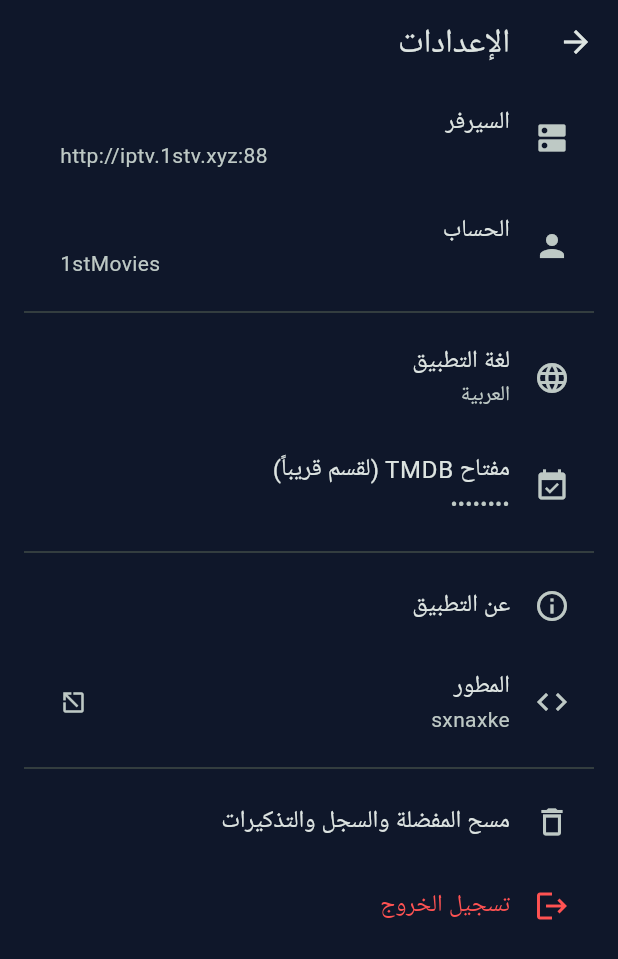
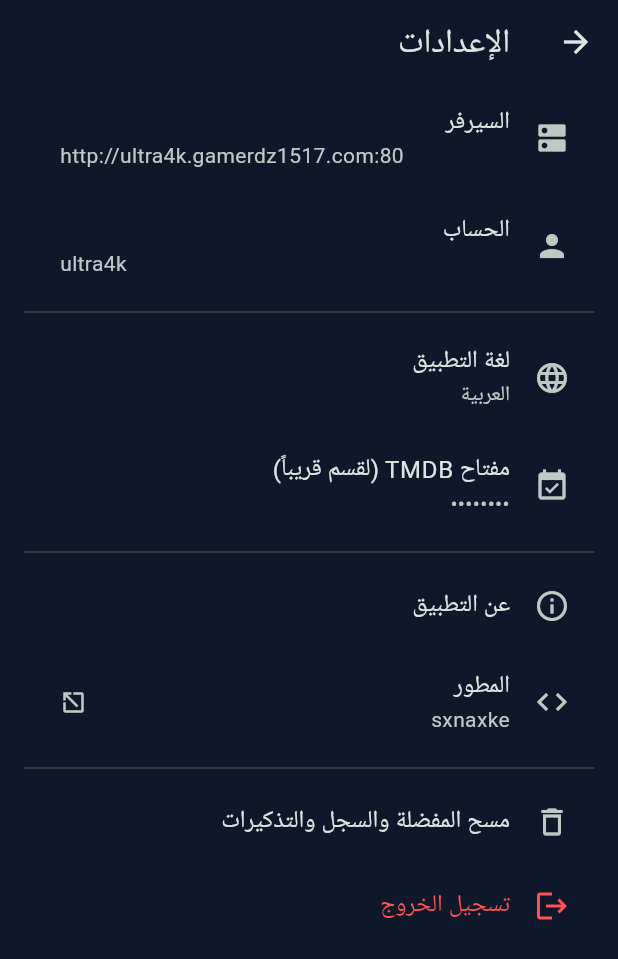
Before and after one commit to mouhamedania86-creator/Movieflix, a Flutter app: the screen it shows after launch, item 2 of the bottom bar chosen, after a tap on the "settings" icon, on a phone screen of 412 x 824 dp. Shown: the top 959 px of the screen. Run offline on Flutter 3.47's test engine with Material 3 defaults, Android fonts, the phone set to English and light mode, and no system bars; our stand-ins replace cached_network_image, device_info_plus, flutter_local_notifications, shared_preferences, timezone; missing offline and left inert: media_kit, media_kit_video; network calls fail.

Commit message:
Update api.dart

```diff
--- a/lib/api.dart
+++ b/lib/api.dart
@@ -6,8 +6,6 @@ import 'package:http/io_client.dart';
 import 'package:shared_preferences/shared_preferences.dart';
 import 'disk_cache.dart';
 
-/// عميل Xtream API. بيانات الدخول يدخلها المستخدم ويتم حفظها محلياً.
-/// الردود تتخزن على القرص، وإذا ما فماش إنترنت يعرض آخر نسخة محفوظة.
 class XtreamAPI {
   XtreamAPI._();
   static final XtreamAPI instance = XtreamAPI._();
@@ -29,12 +27,31 @@ class XtreamAPI {
     username = p.getString('username') ?? '';
     password = p.getString('password') ?? '';
 
-    // 👈 تثبيت بيانات السيرفر الجديد تلقائياً
-    if (server.isEmpty || !server.contains('1stv.xyz')) {
-      server = 'http://iptv.1stv.xyz:88';
-      username = '1stMovies';
-      password = 'iew0uq1JKmaYI';
+    // 👈 رابط ملف الإعدادات على GitHub
+    const String configUrl = 'https://raw.githubusercontent.com/mouhamedania86-creator/Update/main/server.json';
 
+    try {
+      final res = await http.get(Uri.parse(configUrl)).timeout(const Duration(seconds: 5));
+      if (res.statusCode == 200) {
+        final data = json.decode(res.body);
+        server = data['server'] ?? server;
+        username = data['username'] ?? username;
+        password = data['password'] ?? password;
+
+        await p.setString('server', server);
+        await p.setString('username', username);
+        await p.setString('password', password);
+        return;
+      }
+    } catch (_) {
+      // إذا فشل الاتصال، نستخدم المحفوظ
+    }
+
+    // إذا كانت الذاكرة فارغة، نضع Ultra4K كافتراضي
+    if (server.isEmpty) {
+      server = 'http://ultra4k.gamerdz1517.com:80';
+      username = 'ultra4k';
+      password = 'gamerdz1517';
       await p.setString('server', server);
       await p.setString('username', username);
       await p.setString('password', password);
@@ -55,7 +72,6 @@ class XtreamAPI {
     return v;
   }
 
-  /// يرجع null عند النجاح، أو مفتاح رسالة الخطأ.
   Future<String?> login(String s, String u, String p) async {
     final old = [server, username, password];
     void restore() {
@@ -98,7 +114,6 @@ class XtreamAPI {
     await DiskCache.clear();
   }
 
-  // ---------------- الطلبات ----------------
   Uri _uri(Map<String, String> q) {
     final base = Uri.parse('$server/player_api.php');
     return base.replace(queryParameters: {
@@ -121,7 +136,7 @@ class XtreamAPI {
       final res = await client.get(
         _uri(q),
         headers: {
-          'User-Agent': 'okhttp/3.12.0', // 👈 السيرفر الجديد يطلب هذا الهيدر
+          'User-Agent': 'okhttp/3.12.0',
           'Accept': 'application/json',
         },
       ).timeout(const Duration(seconds: 60));
@@ -150,7 +165,6 @@ class XtreamAPI {
     }
   }
 
-  /// type: vod | series | live
   Future<List<dynamic>> getCategories(String type) async {
     try {
       final data = await _fetch('get_${type}_categories');
@@ -224,14 +238,12 @@ class XtreamAPI {
         .toList();
   }
 
-  // ---------------- روابط التشغيل ----------------
   String get _cred => '${Uri.encodeComponent(username)}/${Uri.encodeComponent(password)}';
   String buildMovieUrl(String id, String ext) => '$server/movie/$_cred/$id.$ext';
   String buildSeriesUrl(String id, String ext) => '$server/series/$_cred/$id.$ext';
   String buildLiveUrl(String id) => '$server/live/$_cred/$id.m3u8';
   String buildLiveUrlTs(String id) => '$server/live/$_cred/$id.ts';
 
-  // ---------------- المفضلة ----------------
   static String idOf(dynamic item, String type) =>
       (type == 'series' ? item['series_id'] : item['stream_id']).toString();
 
@@ -251,7 +263,6 @@ class XtreamAPI {
     return favs.any((f) => f['_type'] == type && idOf(f, type) == id);
   }
 
-  /// يرجع true إذا أصبح العنصر في المفضلة.
   Future<bool> toggleFavorite(String type, dynamic item) async {
     final p = await SharedPreferences.getInstance();
     final favs = await getFavorites();
```
